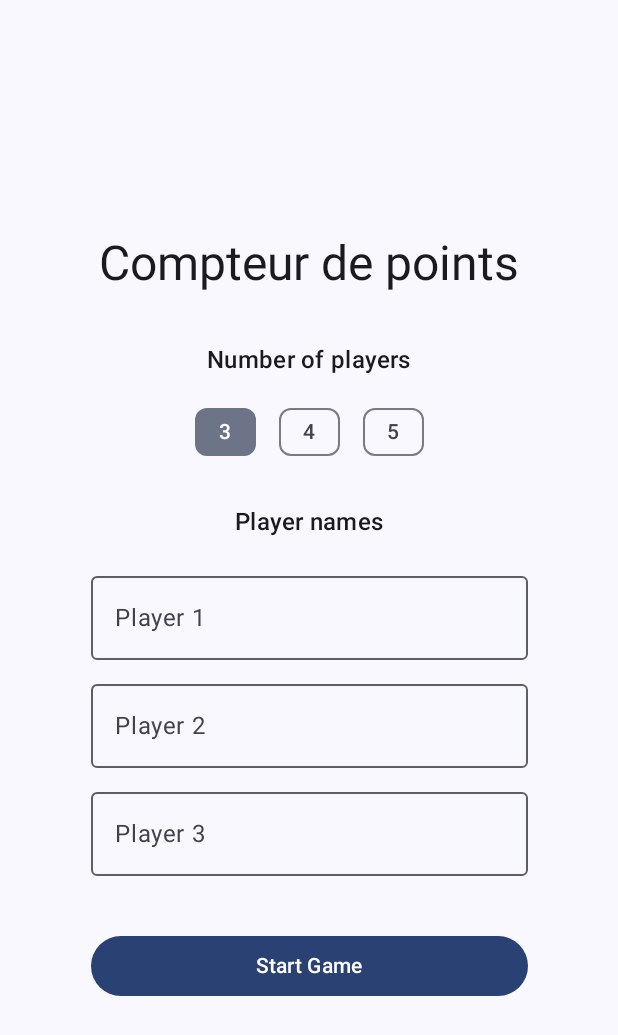
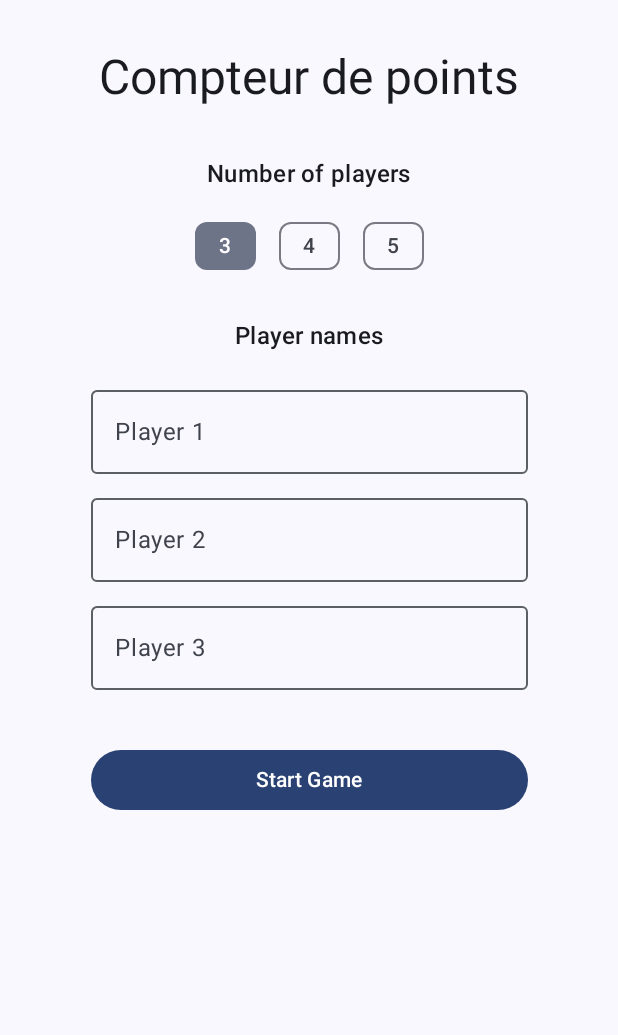
Before and after one commit to emmanuel-h/tarot-counter, an Android app built with Jetpack Compose: the screen it shows after launch (MainActivity), on a phone screen of 412 x 824 dp. Shown: the top 1035 px of the screen. Run offline under Robolectric (Android 15) with nearby library versions, the phone set to English and light mode, and no system bars.

Commit message:
fix: enable scrolling to all name fields while keyboard is open
Add imePadding() before verticalScroll so the Column shrinks by the
keyboard height when the IME appears — all text fields are then
reachable by scrolling without closing the keyboard first.

Switch verticalArrangement from Center to Top: centering in an
overflowing scrollable container can clip content when the keyboard
compresses the available height; Top is the correct choice here.

Co-Authored-By: Claude Sonnet 4.6 <noreply@anthropic.com>

```diff
--- a/app/src/main/java/fr/mandarine/tarotcounter/LandingScreen.kt
+++ b/app/src/main/java/fr/mandarine/tarotcounter/LandingScreen.kt
@@ -21,6 +21,7 @@ import androidx.compose.runtime.mutableIntStateOf
 import androidx.compose.runtime.mutableStateListOf
 import androidx.compose.runtime.remember
 import androidx.compose.runtime.setValue
+import androidx.compose.foundation.layout.imePadding
 import androidx.compose.ui.Alignment
 import androidx.compose.ui.Modifier
 import androidx.compose.ui.tooling.preview.Preview
@@ -48,13 +49,19 @@ fun LandingScreen(
 
     // Column stacks children vertically. `verticalScroll` makes it scrollable
     // in case the content (name fields + button) doesn't fit on smaller screens.
+    // `imePadding()` shrinks this Column by the keyboard height when the IME is open.
+    // Combined with `verticalScroll`, this means all text fields remain reachable by
+    // scrolling even while the keyboard is visible.
+    // `Arrangement.Top` is the correct choice for scrollable columns: centering fights
+    // with overflow and can clip content when the keyboard reduces the available height.
     Column(
         modifier = modifier
             .fillMaxSize()
+            .imePadding()
             .verticalScroll(rememberScrollState())
             .padding(horizontal = 24.dp, vertical = 32.dp),
         horizontalAlignment = Alignment.CenterHorizontally,
-        verticalArrangement = Arrangement.Center
+        verticalArrangement = Arrangement.Top
     ) {
         // Text displays a string. MaterialTheme.typography gives us pre-defined
         // text styles that match Material Design (headlineLarge is a big bold title).
```
